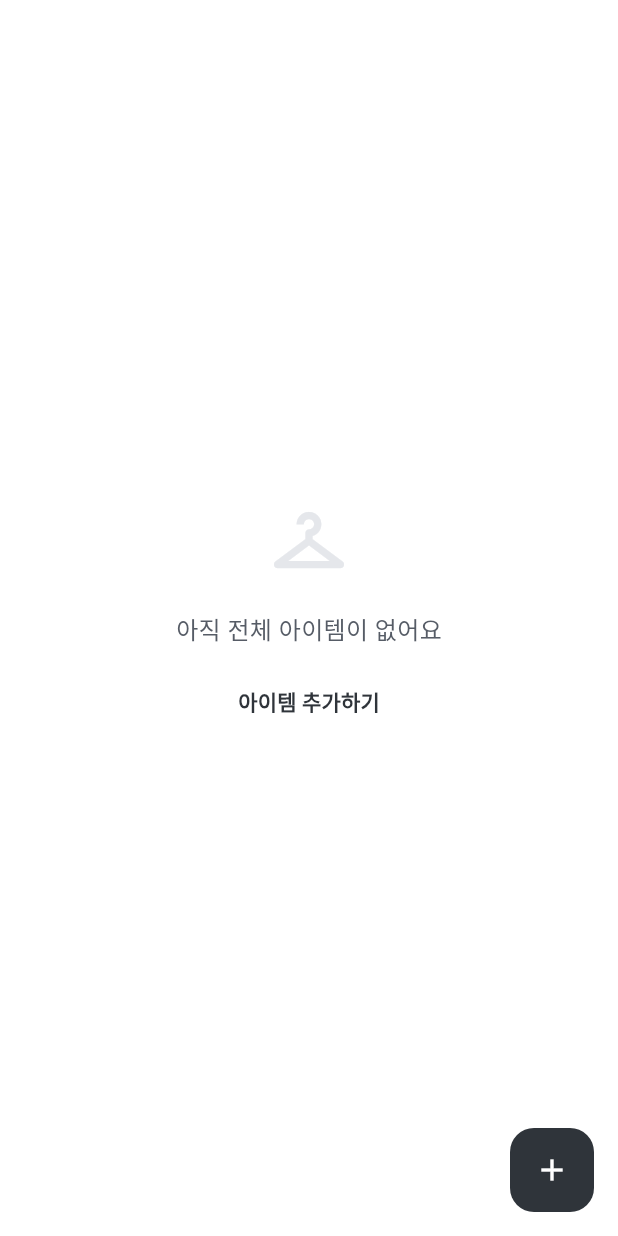
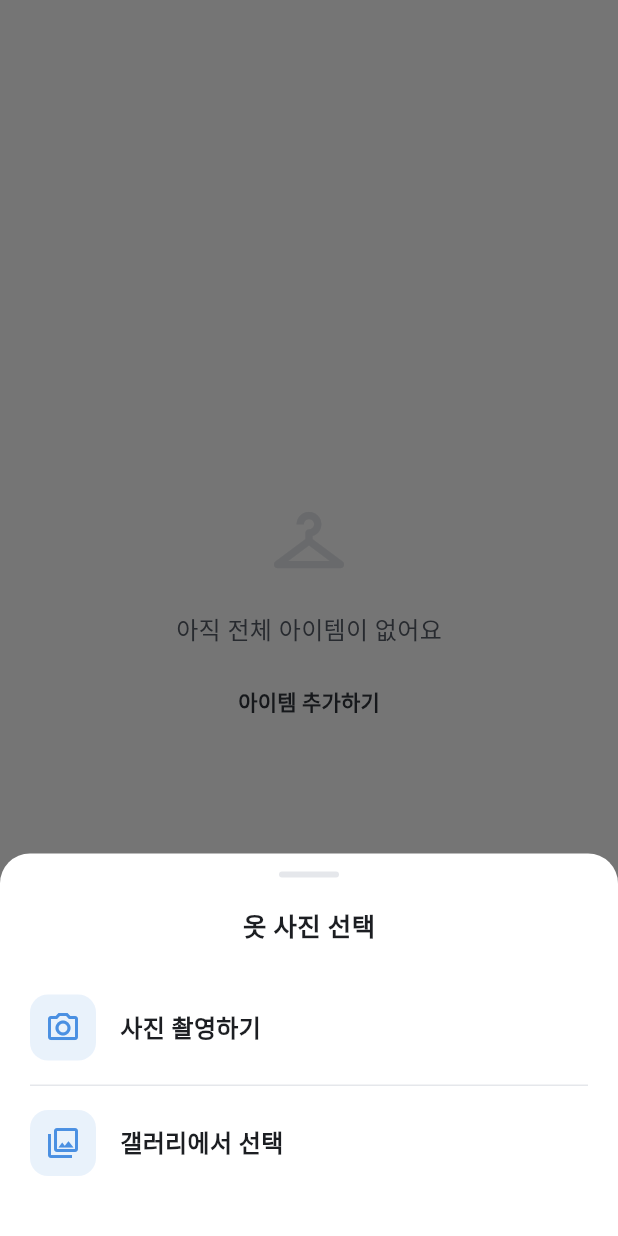
Before and after one commit to 2026-TU-Capstone-Project/Frontend, a Flutter app: the WardrobeScreen screen opened directly, scrolled down 160 dp, after a tap on "아이템 추가하기", on a phone screen of 412 x 824 dp. Run offline on Flutter 3.47's test engine with Material 3 defaults, Android fonts, the phone set to English and light mode, and no system bars; our stand-ins replace dio, flutter_riverpod, flutter_secure_storage, flutter_svg, google_fonts, google_sign_in and 3 more; missing offline and left inert: kakao_flutter_sdk_user; accounts and stored records are empty; generated files the repository leaves out were written again; network calls fail.

```diff
--- a/lib/fitting/clothes/repository/clothes_repository.dart
+++ b/lib/fitting/clothes/repository/clothes_repository.dart
@@ -32,11 +32,10 @@ abstract class ClothesRepository {
     @Path("id") required int id,
   });
 
-
   @POST('/api/v1/clothes')
   @MultiPart()
   @Headers({'accessToken': 'true'})
-  Future<ApiResponse<String>> uploadSingleCloth({
+  Future<ApiResponse<dynamic>> uploadSingleCloth({
     @Query("category") required String category,
     @Part(name: "file") required File file,
   });
--- a/lib/personal_closet/view/wardrobe_screen.dart
+++ b/lib/personal_closet/view/wardrobe_screen.dart
@@ -152,8 +152,68 @@ class _WardrobeScreenState extends State<WardrobeScreen> {
   }
 
   void _onAddCloth() async {
+    // 1단계: 사진 소스 선택 (카메라 / 갤러리)
+    final String? source = await showModalBottomSheet<String>(
+      context: context,
+      backgroundColor: Colors.transparent,
+      builder: (ctx) => Container(
+        decoration: const BoxDecoration(
+          color: AppColors.white,
+          borderRadius: BorderRadius.vertical(top: Radius.circular(20)),
+        ),
+        child: SafeArea(
+          top: false,
+          child: Column(
+            mainAxisSize: MainAxisSize.min,
+            children: [
+              const SizedBox(height: 12),
+              Container(
+                width: 40,
+                height: 4,
+                decoration: BoxDecoration(
+                  color: AppColors.BORDER_COLOR,
+                  borderRadius: BorderRadius.circular(2),
+                ),
+              ),
+              const SizedBox(height: 20),
+              const Text(
+                "옷 사진 선택",
+                style: TextStyle(
+                  fontSize: 17,
+                  fontWeight: FontWeight.w700,
+                  color: AppColors.BLACK,
+                ),
+              ),
+              const SizedBox(height: 16),
+              _imageSourceTile(
+                context: ctx,
+                icon: Icons.camera_alt_outlined,
+                label: "사진 촬영하기",
+                onTap: () => Navigator.pop(ctx, "camera"),
+              ),
+              Padding(
+                padding: const EdgeInsets.symmetric(horizontal: 20),
+                child: Divider(height: 1, color: AppColors.BORDER_COLOR),
+              ),
+              _imageSourceTile(
+                context: ctx,
+                icon: Icons.photo_library_outlined,
+                label: "갤러리에서 선택",
+                onTap: () => Navigator.pop(ctx, "gallery"),
+              ),
+              const SizedBox(height: 24),
+            ],
+          ),
+        ),
+      ),
+    );
+
+    if (source == null || !mounted) return;
+
     final picker = ImagePicker();
-    final XFile? image = await picker.pickImage(source: ImageSource.gallery);
+    final ImageSource imageSource =
+        source == "camera" ? ImageSource.camera : ImageSource.gallery;
+    final XFile? image = await picker.pickImage(source: imageSource);
 
     if (image == null) return;
     if (!mounted) return;
@@ -223,6 +283,41 @@ class _WardrobeScreenState extends State<WardrobeScreen> {
     }
   }
 
+  Widget _imageSourceTile({
+    required BuildContext context,
+    required IconData icon,
+    required String label,
+    required VoidCallback onTap,
+  }) {
+    return InkWell(
+      onTap: onTap,
+      child: Padding(
+        padding: const EdgeInsets.symmetric(horizontal: 20, vertical: 16),
+        child: Row(
+          children: [
+            Container(
+              padding: const EdgeInsets.all(10),
+              decoration: BoxDecoration(
+                color: AppColors.ACCENT_COLOR.withOpacity(0.12),
+                borderRadius: BorderRadius.circular(12),
+              ),
+              child: Icon(icon, size: 24, color: AppColors.ACCENT_COLOR),
+            ),
+            const SizedBox(width: 16),
+            Text(
+              label,
+              style: const TextStyle(
+                fontSize: 16,
+                fontWeight: FontWeight.w600,
+                color: AppColors.BLACK,
+              ),
+            ),
+          ],
+        ),
+      ),
+    );
+  }
+
   Widget _buildCategoryOption(String label, String value) {
     return InkWell(
       onTap: () => Navigator.pop(context, value),
@@ -245,12 +340,28 @@ class _WardrobeScreenState extends State<WardrobeScreen> {
   Widget build(BuildContext context) {
     return Scaffold(
       backgroundColor: AppColors.white, // 전체 배경 흰색
-      floatingActionButton: FloatingActionButton(
-        onPressed: _onAddCloth,
-        backgroundColor: AppColors.PRIMARYCOLOR, // 차콜색 버튼
-        elevation: 0, // 그림자 제거
-        shape: RoundedRectangleBorder(borderRadius: BorderRadius.circular(16)),
-        child: const Icon(Icons.add, color: Colors.white),
+      floatingActionButton: GestureDetector(
+        onTap: _onAddCloth,
+        child: Container(
+          width: 60,
+          height: 60,
+          decoration: BoxDecoration(
+            shape: BoxShape.circle,
+            gradient: const LinearGradient(
+              colors: [AppColors.ACCENT_BLUE, AppColors.ACCENT_PURPLE],
+              begin: Alignment.topLeft,
+              end: Alignment.bottomRight,
+            ),
+            boxShadow: [
+              BoxShadow(
+                color: AppColors.ACCENT_PURPLE.withValues(alpha: 0.4),
+                blurRadius: 16,
+                offset: const Offset(0, 6),
+              ),
+            ],
+          ),
+          child: const Icon(Icons.add, color: Colors.white, size: 28),
+        ),
       ),
       body: _isLoading
           ? const Center(
```
Also changed, not shown: lib/fitting/view/fitting_room_screen.dart (+14 -6 lines), lib/home/view/home_screen.dart (+65 -28 lines), lib/fitting/clothes/repository/clothes_repository.g.dart, lib/fitting/clothes/repository/recommend_repository.g.dart, 1 other file.
